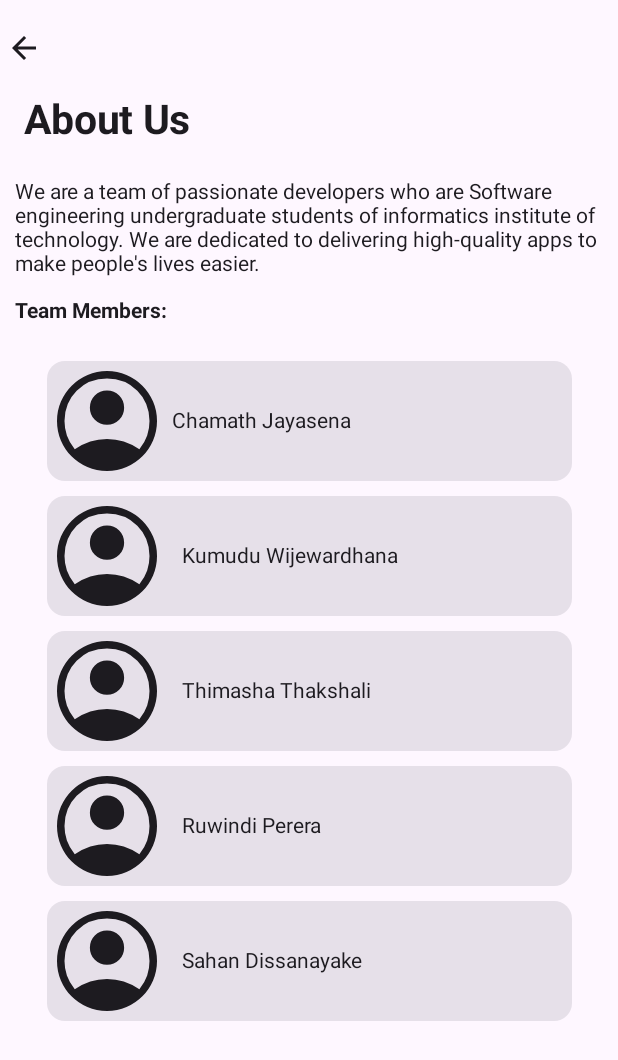
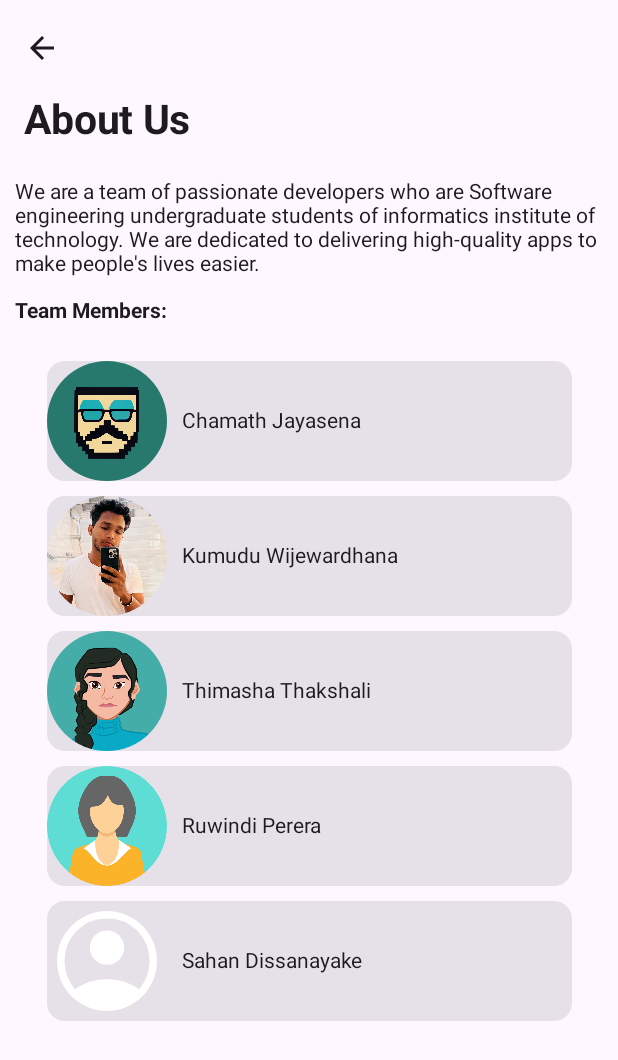
Before and after one commit to chamajay/deepsense, an Android app built with Jetpack Compose: the @Preview function AboutUsScreenPreview, on a phone screen of 412 x 824 dp. Shown: the top 1060 px of the screen. Run offline under Robolectric (Android 15) with nearby library versions, the phone set to English and light mode, and no system bars.

Commit message:
Add images to the About Us screen

```diff
--- a/app/src/main/java/com/codestack/deepsense/presentation/aboutus/AboutUsScreen.kt
+++ b/app/src/main/java/com/codestack/deepsense/presentation/aboutus/AboutUsScreen.kt
@@ -1,6 +1,7 @@
 package com.codestack.deepsense.presentation.aboutus
 
 import android.annotation.SuppressLint
+import androidx.compose.foundation.Image
 import androidx.compose.foundation.layout.*
 import androidx.compose.foundation.lazy.LazyColumn
 import androidx.compose.foundation.shape.RoundedCornerShape
@@ -17,13 +18,15 @@ import androidx.compose.ui.text.style.TextOverflow
 import androidx.compose.ui.tooling.preview.Preview
 import androidx.compose.ui.unit.dp
 import androidx.compose.ui.unit.sp
+import androidx.navigation.NavHostController
+import androidx.navigation.compose.rememberNavController
 import com.codestack.deepsense.R
 
 
 @SuppressLint("UnusedMaterial3ScaffoldPaddingParameter")
 @OptIn(ExperimentalMaterial3Api::class)
 @Composable
-fun AboutUsScreen()
+fun AboutUsScreen(navController: NavHostController)
 {
     Scaffold(
         topBar = {
@@ -35,7 +38,15 @@ fun AboutUsScreen()
                         fontSize = 27.sp
                     )
                 },
-                navigationIcon = { Icon(Icons.Filled.ArrowBack, contentDescription = "Go Back") },
+
+                navigationIcon = {
+                    IconButton(onClick = { navController.popBackStack() }) {
+                        Icon(
+                            imageVector = Icons.Filled.ArrowBack,
+                            contentDescription = "Go back"
+                        )
+                    }
+                }
             )
         },
         content = {
@@ -52,12 +63,16 @@ fun MemberInfo(
 
 ) {
     Spacer(modifier = Modifier.height(10.dp))
+
     Row(modifier = Modifier.fillMaxWidth(),
         horizontalArrangement = Arrangement.Center
     ){
-        Card(Modifier.size(width = 350.dp, height = 80.dp)) {
+        Card(Modifier.size(width = 350.dp, height = 80.dp
+
+        )) {
             Row(verticalAlignment = Alignment.CenterVertically) {
-                Icon(
+
+                Image(
                     painter = painterResource(id = memImage),
                     memNo,
                     modifier = Modifier
@@ -68,9 +83,12 @@ fun MemberInfo(
                 )
                 Text(
                     text = name,
+
                 )
+
             }
         }
+
         Spacer(modifier = Modifier.height(10.dp))
     }
 }
@@ -82,13 +100,17 @@ fun Content() {
         Column(modifier = Modifier.fillMaxHeight())
         {
             Spacer(modifier = Modifier.height(120.dp))
+
             LazyColumn {
                 item {
                     Row(
                         modifier = Modifier.fillMaxWidth(),
                         horizontalArrangement = Arrangement.Center
+
                     ) {
+
                         Spacer(modifier = Modifier.width(10.dp))
+
                         Text(
                             text = "We are a team of passionate developers who are Software engineering undergraduate students of informatics institute of technology. We are dedicated to delivering high-quality apps to make people's lives easier.",
                             maxLines = 6,
@@ -99,6 +121,7 @@ fun Content() {
                 item {
 
                     Spacer(modifier = Modifier.height(15.dp))
+
                     Row {
                         Spacer(modifier = Modifier.width(10.dp))
                         Text("Team Members:", fontWeight = FontWeight.Bold)
@@ -106,26 +129,27 @@ fun Content() {
                     }
 
                     Spacer(modifier = Modifier.height(15.dp))
+
                     MemberInfo(
                         "member1",
-                        memImage = R.drawable.account_circle_48px,
-                        name = " Chamath Jayasena "
+                        memImage = R.drawable.cj_8bit,
+                        name = "   Chamath Jayasena "
                     )
 
                     MemberInfo(
                         "member2",
-                        memImage = R.drawable.account_circle_48px,
+                        memImage = R.drawable.kj,
                         name = "   Kumudu Wijewardhana "
                     )
 
                     MemberInfo(
                         "member3",
-                        memImage = R.drawable.account_circle_48px,
+                        memImage = R.drawable.tt,
                         name = "   Thimasha Thakshali  "
                     )
                     MemberInfo(
                         "member4",
-                        memImage = R.drawable.account_circle_48px,
+                        memImage = R.drawable.rp,
                         name = "   Ruwindi Perera "
                     )
                     MemberInfo(
@@ -146,6 +170,6 @@ fun Content() {
 @Composable
 fun AboutUsScreenPreview()
 {
-    AboutUsScreen()
+    AboutUsScreen(navController= rememberNavController())
 
 }
```
Also changed, not shown: app/src/main/res/drawable-nodpi/cj_8bit.png (added), app/src/main/res/drawable-nodpi/kj.jpg (added), app/src/main/res/drawable-nodpi/rp.png (added), app/src/main/res/drawable-nodpi/tt.png (added).
